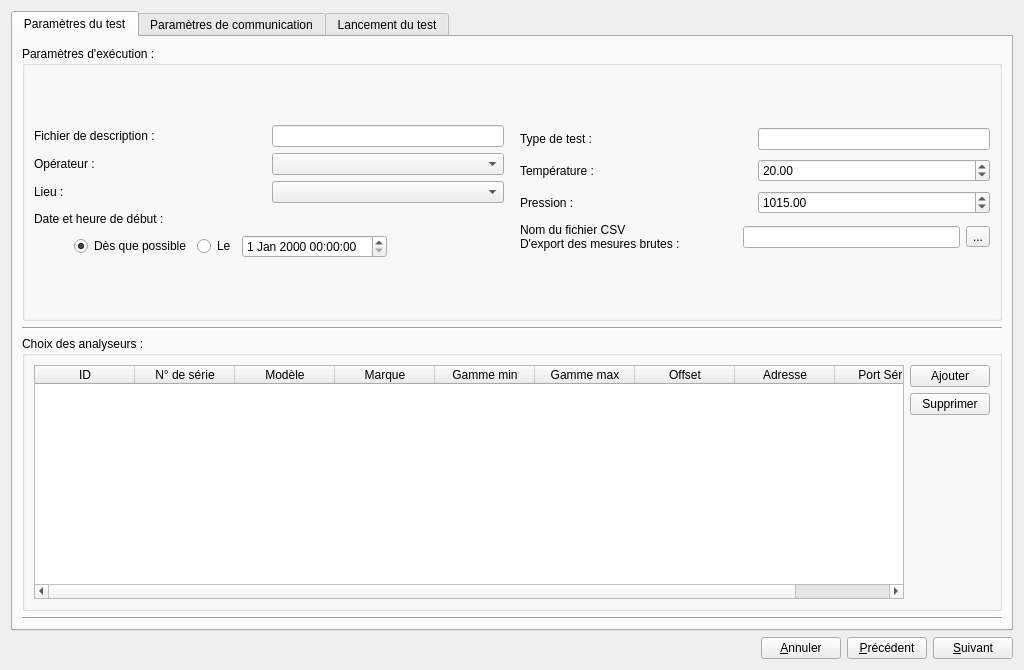
First picture: the form in et_interfaceexecutiontest.ui, repository InformatiqueAtmoNA/tam, before the edit.
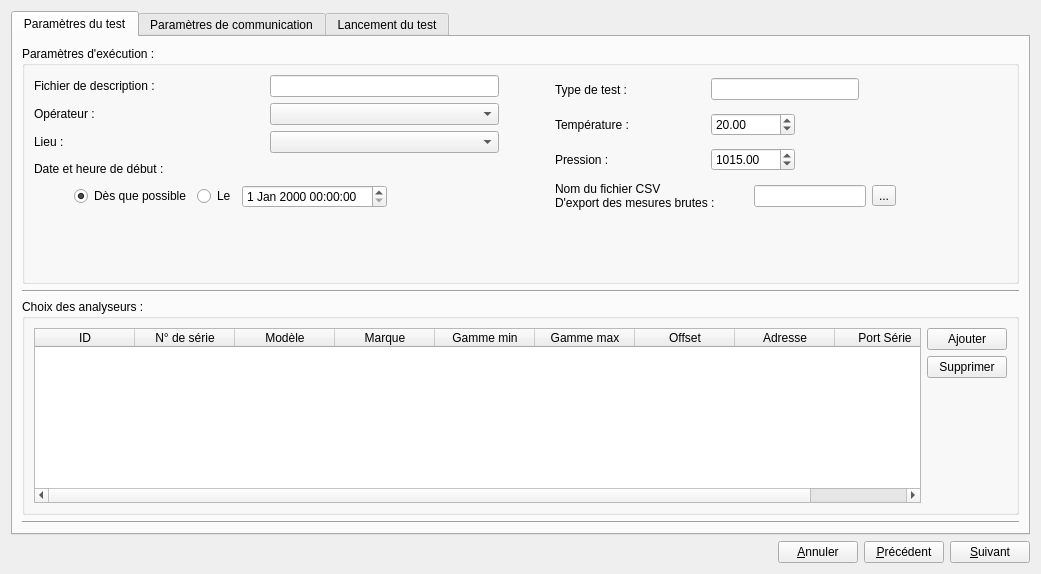
Second picture: the form after the edit.

What changed in the file:
```diff
--- a/et_interfaceexecutiontest.ui
+++ b/et_interfaceexecutiontest.ui
@@ -6,8 +6,8 @@
    <rect>
     <x>0</x>
     <y>0</y>
-    <width>1024</width>
-    <height>670</height>
+    <width>1041</width>
+    <height>574</height>
    </rect>
   </property>
   <property name="windowTitle">
@@ -37,8 +37,8 @@
            <property name="title">
             <string>Paramètres d'exécution :</string>
            </property>
-           <layout class="QGridLayout" name="gridLayout">
-            <item row="0" column="0">
+           <layout class="QVBoxLayout" name="verticalLayout_10">
+            <item>
              <layout class="QHBoxLayout" name="horizontalLayout">
               <property name="sizeConstraint">
                <enum>QLayout::SetDefaultConstraint</enum>
@@ -55,6 +55,18 @@
                       <verstretch>0</verstretch>
                      </sizepolicy>
                     </property>
+                    <property name="minimumSize">
+                     <size>
+                      <width>230</width>
+                      <height>22</height>
+                     </size>
+                    </property>
+                    <property name="maximumSize">
+                     <size>
+                      <width>230</width>
+                      <height>22</height>
+                     </size>
+                    </property>
                     <property name="text">
                      <string>Fichier de description :</string>
                     </property>
@@ -68,24 +80,87 @@
                       <verstretch>0</verstretch>
                      </sizepolicy>
                     </property>
+                    <property name="minimumSize">
+                     <size>
+                      <width>229</width>
+                      <height>22</height>
+                     </size>
+                    </property>
+                    <property name="maximumSize">
+                     <size>
+                      <width>229</width>
+                      <height>22</height>
+                     </size>
+                    </property>
                     <property name="readOnly">
                      <bool>true</bool>
                     </property>
                    </widget>
                   </item>
+                  <item>
+                   <spacer name="horizontalSpacer_8">
+                    <property name="orientation">
+                     <enum>Qt::Horizontal</enum>
+                    </property>
+                    <property name="sizeHint" stdset="0">
+                     <size>
+                      <width>40</width>
+                      <height>20</height>
+                     </size>
+                    </property>
+                   </spacer>
+                  </item>
                  </layout>
                 </item>
                 <item>
                  <layout class="QHBoxLayout" name="horizontalLayout_7">
                   <item>
                    <widget class="QLabel" name="label_Operateur">
+                    <property name="minimumSize">
+                     <size>
+                      <width>230</width>
+                      <height>22</height>
+                     </size>
+                    </property>
+                    <property name="maximumSize">
+                     <size>
+                      <width>230</width>
+                      <height>22</height>
+                     </size>
+                    </property>
                     <property name="text">
                      <string>Opérateur :</string>
                     </property>
                    </widget>
                   </item>
                   <item>
-                   <widget class="QComboBox" name="comboBox_Operateur"/>
+                   <widget class="QComboBox" name="comboBox_Operateur">
+                    <property name="minimumSize">
+                     <size>
+                      <width>229</width>
+                      <height>22</height>
+                     </size>
+                    </property>
+                    <property name="maximumSize">
+                     <size>
+                      <width>229</width>
+                      <height>22</height>
+                     </size>
+                    </property>
+                   </widget>
+                  </item>
+                  <item>
+                   <spacer name="horizontalSpacer_9">
+                    <property name="orientation">
+                     <enum>Qt::Horizontal</enum>
+                    </property>
+                    <property name="sizeHint" stdset="0">
+                     <size>
+                      <width>40</width>
+                      <height>20</height>
+                     </size>
+                    </property>
+                   </spacer>
                   </item>
                  </layout>
                 </item>
@@ -93,13 +168,51 @@
                  <layout class="QHBoxLayout" name="horizontalLayout_6">
                   <item>
                    <widget class="QLabel" name="label_Lieu">
+                    <property name="minimumSize">
+                     <size>
+                      <width>230</width>
+                      <height>22</height>
+                     </size>
+                    </property>
+                    <property name="maximumSize">
+                     <size>
+                      <width>230</width>
+                      <height>22</height>
+                     </size>
+                    </property>
                     <property name="text">
                      <string>Lieu :</string>
                     </property>
                    </widget>
                   </item>
                   <item>
-                   <widget class="QComboBox" name="comboBox_Lieu"/>
+                   <widget class="QComboBox" name="comboBox_Lieu">
+                    <property name="minimumSize">
+                     <size>
+                      <width>229</width>
+                      <height>22</height>
+                     </size>
+                    </property>
+                    <property name="maximumSize">
+                     <size>
+                      <width>229</width>
+                      <height>22</height>
+                     </size>
+                    </property>
+                   </widget>
+                  </item>
+                  <item>
+                   <spacer name="horizontalSpacer_10">
+                    <property name="orientation">
+                     <enum>Qt::Horizontal</enum>
+                    </property>
+                    <property name="sizeHint" stdset="0">
+                     <size>
+                      <width>40</width>
+                      <height>20</height>
+                     </size>
+                    </property>
+                   </spacer>
                   </item>
                  </layout>
                 </item>
@@ -203,6 +316,19 @@
                   </item>
                  </layout>
                 </item>
+                <item>
+                 <spacer name="verticalSpacer">
+                  <property name="orientation">
+                   <enum>Qt::Vertical</enum>
+                  </property>
+                  <property name="sizeHint" stdset="0">
+                   <size>
+                    <width>20</width>
+                    <height>40</height>
+                   </size>
+                  </property>
+                 </spacer>
+                </item>
                </layout>
               </item>
               <item>
@@ -233,6 +359,18 @@
                       <verstretch>0</verstretch>
                      </sizepolicy>
                     </property>
+                    <property name="minimumSize">
+                     <size>
+                      <width>150</width>
+                      <height>29</height>
+                     </size>
+                    </property>
+                    <property name="maximumSize">
+                     <size>
+                      <width>150</width>
+                      <height>29</height>
+                     </size>
+                    </property>
                     <property name="text">
                      <string>Type de test :</string>
                     </property>
@@ -251,12 +389,37 @@
                     </property>
                    </widget>
                   </item>
+                  <item>
+                   <spacer name="horizontalSpacer_11">
+                    <property name="orientation">
+                     <enum>Qt::Horizontal</enum>
+                    </property>
+                    <property name="sizeHint" stdset="0">
+                     <size>
+                      <width>40</width>
+                      <height>20</height>
+                     </size>
+                    </property>
+                   </spacer>
+                  </item>
                  </layout>
                 </item>
                 <item>
                  <layout class="QHBoxLayout" name="horizontalLayout_3">
                   <item>
                    <widget class="QLabel" name="label_Temperature">
+                    <property name="minimumSize">
+                     <size>
+                      <width>150</width>
+                      <height>29</height>
+                     </size>
+                    </property>
+                    <property name="maximumSize">
+                     <size>
+                      <width>150</width>
+                      <height>29</height>
+                     </size>
+                    </property>
                     <property name="text">
                      <string>Température :</string>
                     </property>
@@ -272,12 +435,37 @@
                     </property>
                    </widget>
                   </item>
+                  <item>
+                   <spacer name="horizontalSpacer_12">
+                    <property name="orientation">
+                     <enum>Qt::Horizontal</enum>
+                    </property>
+                    <property name="sizeHint" stdset="0">
+                     <size>
+                      <width>40</width>
+                      <height>20</height>
+                     </size>
+                    </property>
+                   </spacer>
+                  </item>
                  </layout>
                 </item>
                 <item>
                  <layout class="QHBoxLayout" name="horizontalLayout_5">
                   <item>
                    <widget class="QLabel" name="label_Pression">
+                    <property name="minimumSize">
+                     <size>
+                      <width>150</width>
+                      <height>29</height>
+                     </size>
+                    </property>
+                    <property name="maximumSize">
+                     <size>
+                      <width>150</width>
+                      <height>29</height>
+                     </size>
+                    </property>
                     <property name="text">
                      <string>Pression :</string>
                     </property>
@@ -293,6 +481,19 @@
                     </property>
                    </widget>
                   </item>
+                  <item>
+                   <spacer name="horizontalSpacer_13">
+                    <property name="orientation">
+                     <enum>Qt::Horizontal</enum>
+                    </property>
+                    <property name="sizeHint" stdset="0">
+                     <size>
+                      <width>40</width>
+                      <height>20</height>
+                     </size>
+                    </property>
+                   </spacer>
+                  </item>
                  </layout>
                 </item>
                 <item>
@@ -305,6 +506,18 @@
                       <verstretch>0</verstretch>
                      </sizepolicy>
                     </property>
+                    <property name="minimumSize">
+                     <size>
+                      <width>193</width>
+                      <height>32</height>
+                     </size>
+                    </property>
+                    <property name="maximumSize">
+                     <size>
+                      <width>216</width>
+                      <height>32</height>
+                     </size>
+                    </property>
                     <property name="text">
                      <string>Nom du fichier CSV 
 D'export des mesures brutes :</string>
@@ -328,12 +541,58 @@
                     </property>
                    </widget>
                   </item>
+                  <item>
+                   <spacer name="horizontalSpacer_14">
+                    <property name="orientation">
+                     <enum>Qt::Horizontal</enum>
+                    </property>
+                    <property name="sizeHint" stdset="0">
+                     <size>
+                      <width>40</width>
+                      <height>20</height>
+                     </size>
+                    </property>
+                   </spacer>
+                  </item>
                  </layout>
                 </item>
+                <item>
+                 <spacer name="verticalSpacer_3">
+                  <property name="orientation">
+                   <enum>Qt::Vertical</enum>
+                  </property>
+                  <property name="sizeHint" stdset="0">
+                   <size>
+                    <width>20</width>
+                    <height>40</height>
+                   </size>
+                  </property>
+                 </spacer>
+                </item>
                </layout>
               </item>
              </layout>
             </item>
+            <item>
+             <layout class="QHBoxLayout" name="horizontalLayout_2">
+              <item>
+               <layout class="QVBoxLayout" name="affichageInfoTests"/>
+              </item>
+              <item>
+               <spacer name="horizontalSpacer_15">
+                <property name="orientation">
+                 <enum>Qt::Horizontal</enum>
+                </property>
+                <property name="sizeHint" stdset="0">
+                 <size>
+                  <width>40</width>
+                  <height>20</height>
+                 </size>
+                </property>
+               </spacer>
+              </item>
+             </layout>
+            </item>
            </layout>
           </widget>
          </item>
@@ -356,7 +615,7 @@
             <string>Choix des analyseurs :</string>
            </property>
            <layout class="QGridLayout" name="gridLayout_2">
-            <item row="0" column="0">
+            <item row="0" column="1">
              <layout class="QHBoxLayout" name="horizontalLayout_10">
               <item>
                <widget class="QTableWidget" name="tableWidget_Analyseurs">
@@ -451,7 +710,7 @@
                  </widget>
                 </item>
                 <item>
-                 <spacer name="verticalSpacer">
+                 <spacer name="verticalSpacer_4">
                   <property name="orientation">
                    <enum>Qt::Vertical</enum>
                   </property>
```
